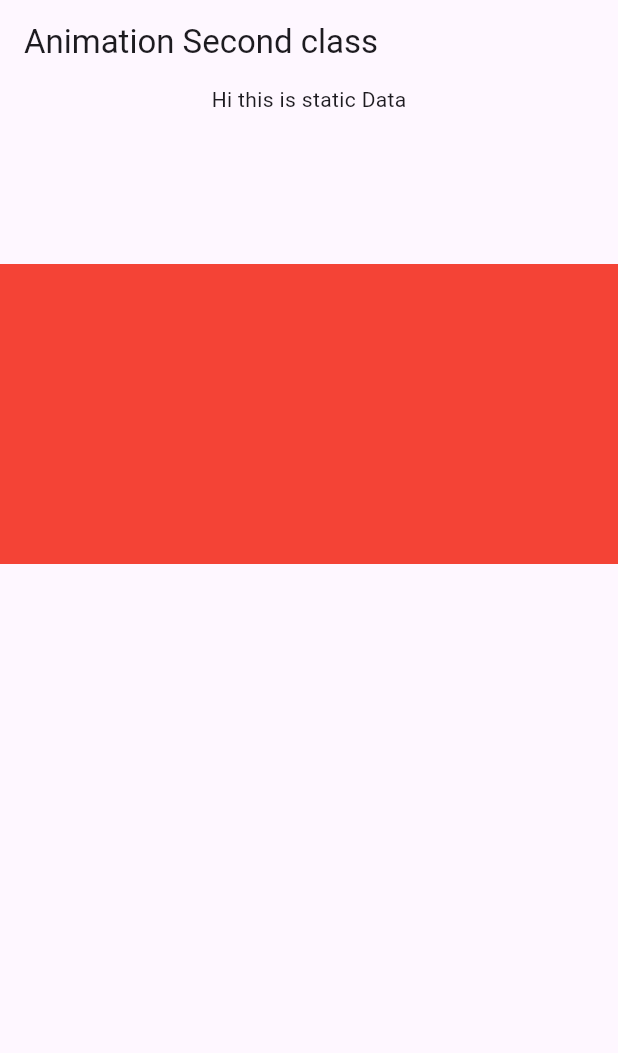
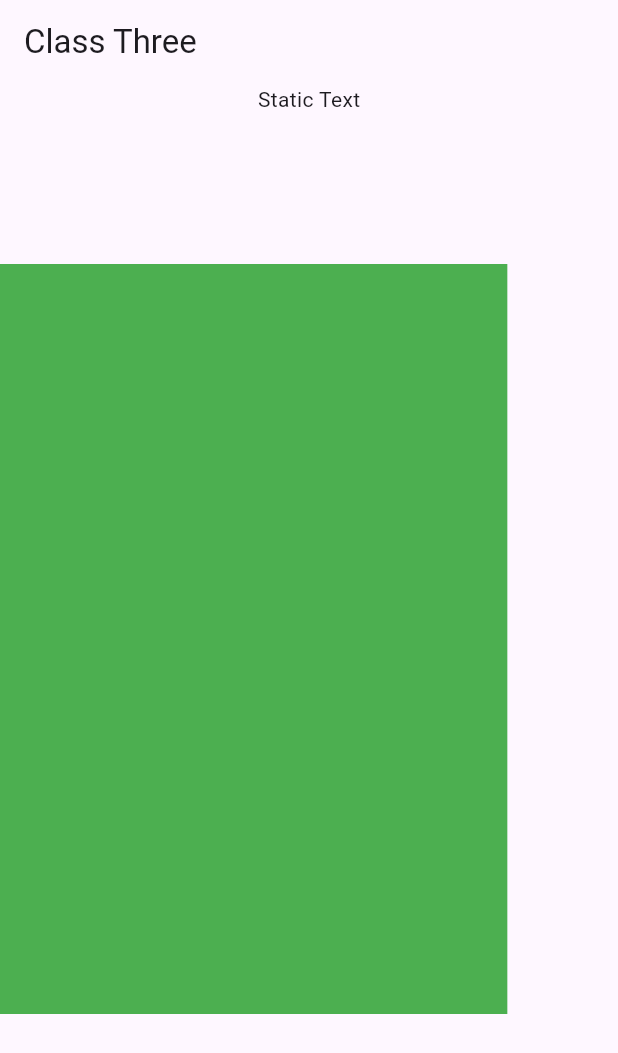
Before and after one commit to abdurrahmanador/flutter_animations, a Flutter app: the first screen one second after launch, on a phone screen of 412 x 824 dp. Shown: the top 1053 px of the screen. Run offline on Flutter 3.47's test engine with Material 3 defaults, Android fonts, the phone set to English and light mode, and no system bars.

Commit message:
Class Three has been completed

```diff
--- /dev/null
+++ b/lib/class_three.dart
@@ -0,0 +1,42 @@
+import 'package:flutter/material.dart';
+
+class AnimationClassThree extends StatefulWidget {
+  const AnimationClassThree({super.key});
+
+  @override
+  State<AnimationClassThree> createState() => _AnimationClassThreeState();
+}
+
+class _AnimationClassThreeState extends State<AnimationClassThree> with SingleTickerProviderStateMixin{
+
+  late AnimationController _controller;
+  late Animation<double> _animation;
+
+  @override
+  void initState() {
+    super.initState();
+    _controller=AnimationController(vsync: this,duration: Duration(seconds: 3));
+    _animation=Tween<double>(begin:0,end: 500).animate(CurvedAnimation(parent:_controller, curve:Curves.easeInOut));
+    _controller.forward();
+  }
+
+  @override
+  void dispose() {
+    super.dispose();
+    _controller.dispose();
+  }
+
+  @override
+  Widget build(BuildContext context) {
+    return Scaffold(
+      appBar: AppBar(title: Text("Class Three"),),
+      body: AnimatedBuilder(animation: _animation,child: Text("Static Text"), builder: (context,child)=>
+      Center(child: Column(children: [
+        child!,
+        SizedBox(height: 100,),
+        Container(width: 500, height:500, color: Colors.green,
+        margin: EdgeInsets.only(right:  _animation.value),)
+      ],),)),
+    );
+  }
+}
--- a/lib/main.dart
+++ b/lib/main.dart
@@ -1,6 +1,7 @@
 import 'package:flutter/material.dart';
 
 import 'class_one.dart';
+import 'class_three.dart';
 import 'class_two.dart';
 
 void main() {
@@ -19,7 +20,7 @@ class MyApp extends StatelessWidget {
 
         colorScheme: .fromSeed(seedColor: Colors.deepPurple),
       ),
-      home: AnimationClassTwo()
+      home: AnimationClassThree()
     );
   }
 }
```
Also changed, not shown: 1 other file.
